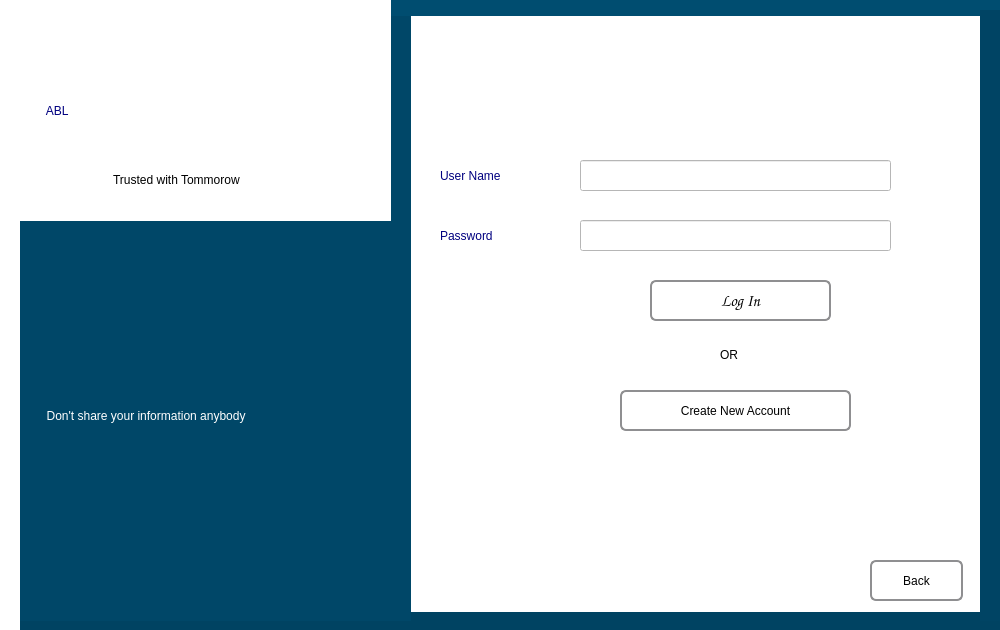
First picture: the form in loginpg_profilepg.ui, repository T-hasan321/Online_banking_management, before the edit.
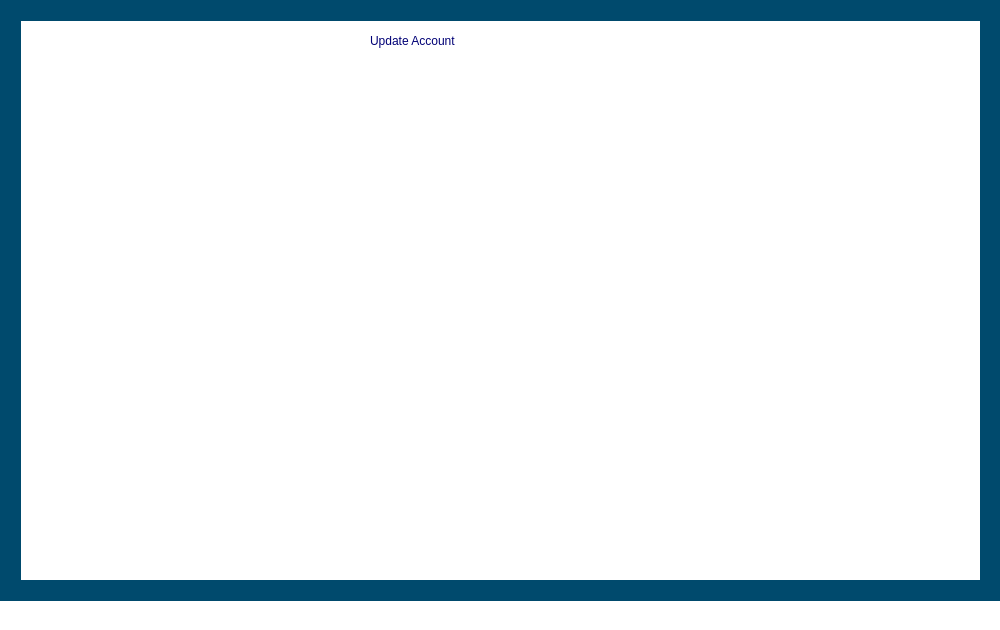
Second picture: the form after the edit. The open tabs and pages were chosen to show the change. Icons and pictures are not drawn.

What changed in the file:
```diff
--- a/loginpg_profilepg.ui
+++ b/loginpg_profilepg.ui
@@ -19,10 +19,10 @@
   <widget class="QStackedWidget" name="stackedWidget">
    <property name="geometry">
     <rect>
-     <x>20</x>
-     <y>-10</y>
-     <width>1001</width>
-     <height>641</height>
+     <x>0</x>
+     <y>0</y>
+     <width>1000</width>
+     <height>630</height>
     </rect>
    </property>
    <property name="styleSheet">
@@ -1074,7 +1074,90 @@
 background-image: url(:/image1/image_lptop.jpg);</string>
      </property>
      <property name="text">
-      <string> </string>
+      <string/>
+     </property>
+    </widget>
+   </widget>
+   <widget class="QWidget" name="update_account_page">
+    <widget class="QLabel" name="label_28">
+     <property name="geometry">
+      <rect>
+       <x>370</x>
+       <y>20</y>
+       <width>281</width>
+       <height>41</height>
+      </rect>
+     </property>
+     <property name="styleSheet">
+      <string notr="true">font: 75 24pt &quot;Times New Roman&quot;;
+color: rgb(0, 0, 117);</string>
+     </property>
+     <property name="text">
+      <string>Update Account</string>
+     </property>
+    </widget>
+    <widget class="QLabel" name="label_29">
+     <property name="geometry">
+      <rect>
+       <x>-30</x>
+       <y>580</y>
+       <width>1031</width>
+       <height>21</height>
+      </rect>
+     </property>
+     <property name="styleSheet">
+      <string notr="true">background-color: rgb(0, 74, 109);</string>
+     </property>
+     <property name="text">
+      <string/>
+     </property>
+    </widget>
+    <widget class="QLabel" name="label_30">
+     <property name="geometry">
+      <rect>
+       <x>-10</x>
+       <y>0</y>
+       <width>1031</width>
+       <height>21</height>
+      </rect>
+     </property>
+     <property name="styleSheet">
+      <string notr="true">background-color: rgb(0, 74, 109);</string>
+     </property>
+     <property name="text">
+      <string/>
+     </property>
+    </widget>
+    <widget class="QLabel" name="label_31">
+     <property name="geometry">
+      <rect>
+       <x>0</x>
+       <y>0</y>
+       <width>21</width>
+       <height>591</height>
+      </rect>
+     </property>
+     <property name="styleSheet">
+      <string notr="true">background-color: rgb(0, 74, 109);</string>
+     </property>
+     <property name="text">
+      <string/>
+     </property>
+    </widget>
+    <widget class="QLabel" name="label_32">
+     <property name="geometry">
+      <rect>
+       <x>980</x>
+       <y>0</y>
+       <width>21</width>
+       <height>591</height>
+      </rect>
+     </property>
+     <property name="styleSheet">
+      <string notr="true">background-color: rgb(0, 74, 109);</string>
+     </property>
+     <property name="text">
+      <string/>
      </property>
     </widget>
    </widget>
```
Left out of the diff: 8 changed lines with no effect on the pictures.
